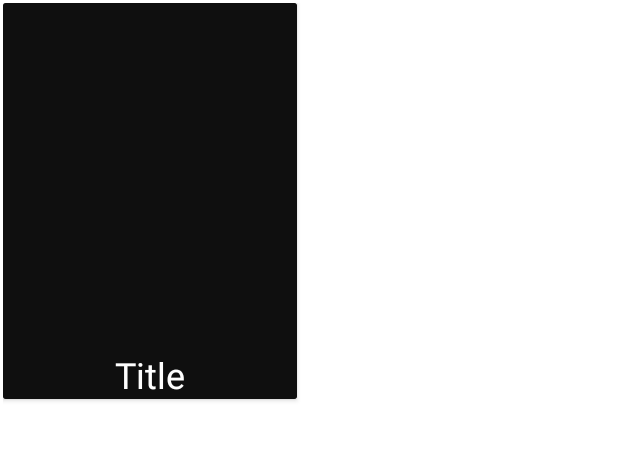
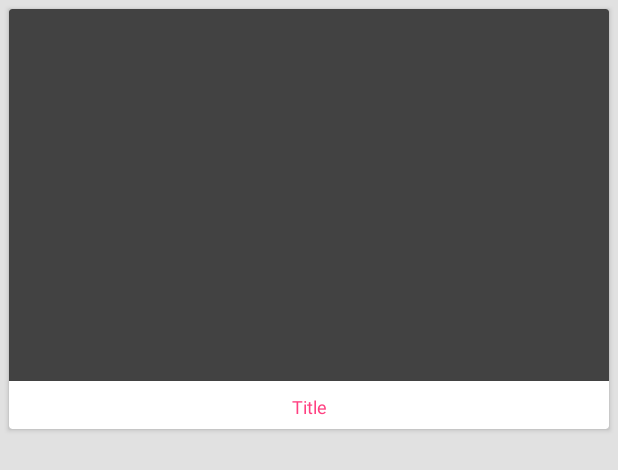
Before and after one commit to Polycapn/CoverLettersMV, an Android app: the layout video_item.xml on its own in the app's theme, with its tools: preview values and no code run, on a phone screen of 412 x 824 dp. Shown: the top 470 px of the screen. Run offline under Robolectric (Android 15) with nearby library versions, the phone set to English and light mode, and no system bars.

```diff
--- a/app/src/main/res/layout/content_cover_letters_activities.xml
+++ b/app/src/main/res/layout/content_cover_letters_activities.xml
@@ -18,7 +18,9 @@
             android:id="@+id/recyclerView"
             android:layout_width="match_parent"
             android:layout_height="match_parent"
-            android:layout_gravity="center" />
+            android:layout_gravity="center"
+            android:scrollbars="horizontal"
+            android:clickable="true"/>
     </android.support.v4.widget.SwipeRefreshLayout>
 
 </RelativeLayout>
--- a/app/src/main/res/layout/video_item.xml
+++ b/app/src/main/res/layout/video_item.xml
@@ -1,49 +1,52 @@
 <?xml version="1.0" encoding="utf-8"?>
-<LinearLayout xmlns:android="http://schemas.android.com/apk/res/android"
+<RelativeLayout xmlns:android="http://schemas.android.com/apk/res/android"
+    xmlns:app="http://schemas.android.com/apk/res-auto"
     xmlns:card_view="http://schemas.android.com/tools"
+    xmlns:tools="http://schemas.android.com/tools"
     android:layout_width="match_parent"
     android:layout_height="match_parent"
-    xmlns:tools="http://schemas.android.com/tools"
-    android:background="@color/white"
-    android:orientation="vertical"
-    android:padding="2dp">
+    android:layout_below="@+id/toolbar"
+    android:background="@color/dwhite"
+    android:orientation="vertical">
 
     <android.support.v7.widget.CardView
         android:id="@+id/cardView"
-        android:layout_width="196dp"
-        android:layout_height="264dp"
+        style="@style/Material_Card_View"
+        android:layout_width="match_parent"
+        android:layout_height="280sp"
         card_view:cardBackgroundColor="@android:color/transparent"
         card_view:cardCornerRadius="2dp"
-        card_view:cardElevation="1dp">
+        card_view:cardElevation="2dp">
 
-        <RelativeLayout
+        <FrameLayout
             android:layout_width="match_parent"
-            android:layout_height="match_parent"
-            android:background="@color/cardColor">
+            android:layout_height="match_parent">
 
             <ImageView
                 android:id="@+id/video_thumbnail"
                 android:layout_width="match_parent"
                 android:layout_height="match_parent"
+                android:adjustViewBounds="true"
+                android:contentDescription="@null"
                 android:scaleType="centerCrop"
-                android:contentDescription="@null"
-                card_view:cardBackgroundColor="@android:color/transparent"/>
+                card_view:cardBackgroundColor="@android:color/transparent" />
 
             <TextView
                 android:id="@+id/video_title"
-                android:layout_width="wrap_content"
-                android:layout_alignBottom="@+id/video_thumbnail"
-                android:layout_centerHorizontal="true"
-                android:layout_height="wrap_content"
+                style="@style/Material_Card_Title"
+                android:layout_width="match_parent"
+                android:layout_height="32dp"
+                android:layout_gravity="bottom"
                 android:layout_marginTop="2dp"
-                android:textColor="@android:color/white"
-                android:textStyle="normal"
-                android:textSize="24sp"
-                tools:text="Title"
-                />
+                android:background="@android:color/white"
+                android:ellipsize="end"
+                android:gravity="center_vertical|center_horizontal"
+                android:singleLine="true"
+                android:textColor="@color/colorAccent"
+                android:textSize="12sp"
+                tools:text="Title" />
 
-        </RelativeLayout>
-
+        </FrameLayout>
     </android.support.v7.widget.CardView>
 
-</LinearLayout>
+</RelativeLayout>
--- a/app/src/main/res/values/colors.xml
+++ b/app/src/main/res/values/colors.xml
@@ -5,6 +5,9 @@
     <color name="colorAccent">#FF4081</color>
     <color name="textColor">#fffeff</color>
     <color name="white">#FFFFFF</color>
+    <color name="dwhite">#daffffff</color>
+    <color name="divider_grey">#D4D4D4</color>
+
 
     <color name="black_overlay">#66000000</color>
     <color name="darkness">#000000</color>
@@ -12,6 +15,7 @@
     <color name="shadow">#555555</color>
     <color name="title">#777777</color>
     <color name="cardColor">#f50d0d0d</color>
+    <color name="cardBackgroudText">#f34f4f4f</color>
 
 
     <color name="transparent_black">#9c000000</color>
--- a/app/src/main/res/values/styles.xml
+++ b/app/src/main/res/values/styles.xml
@@ -25,6 +25,7 @@
     <style name="ActionBar.TitleTextStyle" parent="@style/TextAppearance.AppCompat.Widget.ActionBar.Title">
         <item name="android:textColor">@color/colorAccent</item>
     </style>
+
     <style name="AppTheme.Translucent" parent="AppTheme">
         <item name="colorPrimary">@color/colorPrimaryDark</item>
         <item name="colorPrimaryDark">@color/darkness</item>
@@ -34,4 +35,21 @@
         <item name="android:windowIsTranslucent">true</item>
     </style>
 
+    <style name="Material_Card_Title" parent="Material_Headline">
+        <item name="android:layout_width">match_parent</item>
+        <item name="android:layout_height">wrap_content</item>
+
+        <item name="android:gravity">center_vertical|left</item>
+        <item name="android:paddingLeft">6dp</item>
+        <item name="android:paddingRight">6dp</item>
+        <item name="android:paddingTop">4dp</item>
+        <item name="android:paddingBottom">2dp</item>
+
+    </style>
+
+    <style name="Material_Card_View">
+        <item name="android:layout_width">match_parent</item>
+        <item name="android:layout_height">wrap_content</item>
+        <item name="android:layout_margin">6dp</item>
+    </style>
 </resources>
```
Also changed, not shown: app/src/main/AndroidManifest.xml (+4 -3 lines), app/src/main/java/com/example/polycap/coverlettersmv/View/CoverLettersActivities.java (+85 -6 lines), app/src/main/res/layout/activity_cover_letters_activities.xml (+30 -4 lines), app/src/main/res/values/dimens.xml (+5 -2 lines), app/src/main/res/values/strings.xml (+7 -7 lines).
